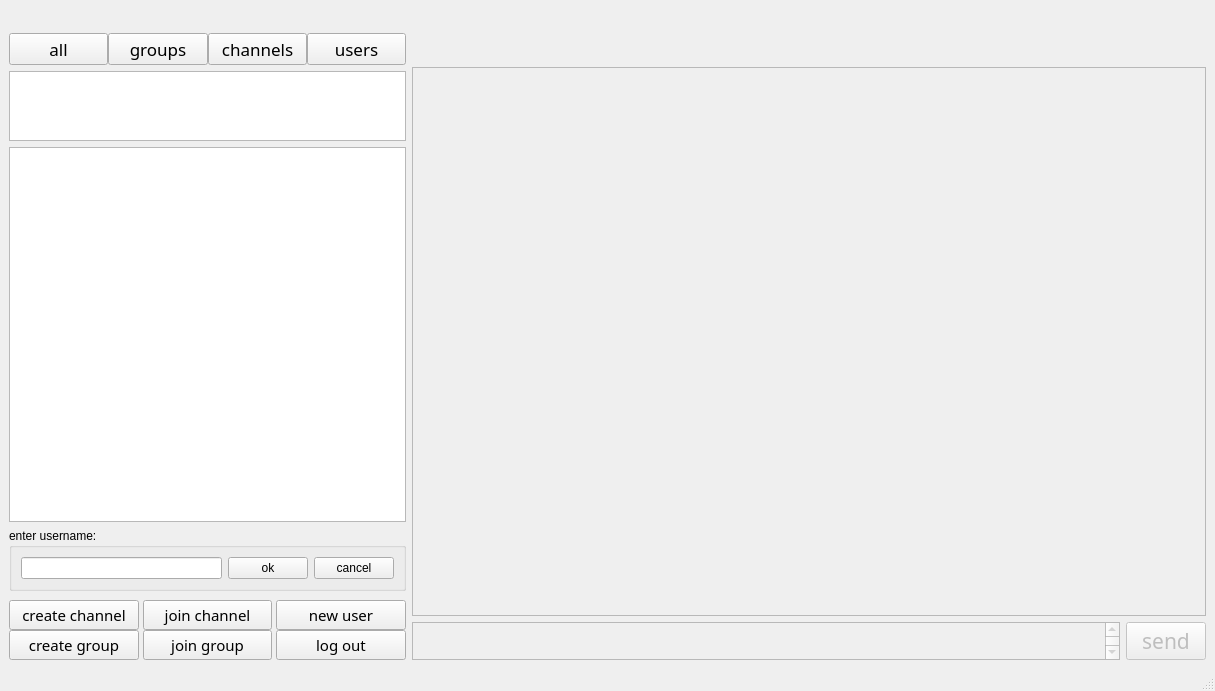
SeyedAliamiri/Messenger_cpp-31-_9, file messenger/main_page.ui: the form before one commit.
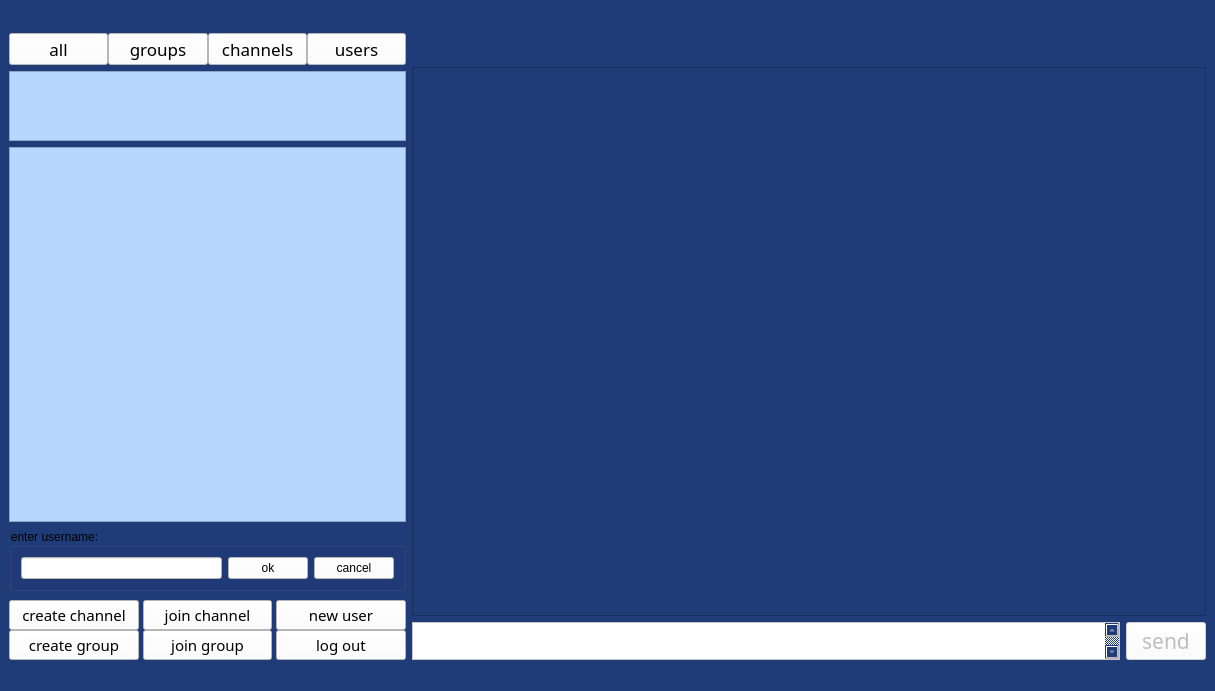
The form after the commit.

Diff of the .ui file:
```diff
--- a/messenger/main_page.ui
+++ b/messenger/main_page.ui
@@ -13,6 +13,10 @@
   <property name="windowTitle">
    <string>MainWindow</string>
   </property>
+  <property name="styleSheet">
+   <string notr="true">background-color: rgb(31, 59, 120);
+</string>
+  </property>
   <widget class="QWidget" name="centralwidget">
    <layout class="QVBoxLayout" name="verticalLayout_3">
     <item>
@@ -40,6 +44,9 @@
               <pointsize>13</pointsize>
              </font>
             </property>
+            <property name="styleSheet">
+             <string notr="true">background-color: rgb(255, 255, 255);</string>
+            </property>
             <property name="text">
              <string>all</string>
             </property>
@@ -53,6 +60,9 @@
               <pointsize>13</pointsize>
              </font>
             </property>
+            <property name="styleSheet">
+             <string notr="true">background-color: rgb(255, 255, 255);</string>
+            </property>
             <property name="text">
              <string>groups</string>
             </property>
@@ -66,6 +76,9 @@
               <pointsize>13</pointsize>
              </font>
             </property>
+            <property name="styleSheet">
+             <string notr="true">background-color: rgb(255, 255, 255);</string>
+            </property>
             <property name="text">
              <string>channels</string>
             </property>
@@ -79,6 +92,9 @@
               <pointsize>13</pointsize>
              </font>
             </property>
+            <property name="styleSheet">
+             <string notr="true">background-color: rgb(255, 255, 255);</string>
+            </property>
             <property name="text">
              <string>users</string>
             </property>
@@ -87,10 +103,17 @@
          </layout>
         </item>
         <item>
-         <widget class="QTextBrowser" name="network_status"/>
+         <widget class="QTextBrowser" name="network_status">
+          <property name="styleSheet">
+           <string notr="true">background-color: rgb(183, 215, 255);</string>
+          </property>
+         </widget>
         </item>
         <item>
          <widget class="QListWidget" name="member_list">
+          <property name="styleSheet">
+           <string notr="true">background-color: rgb(183, 215, 255);</string>
+          </property>
           <property name="frameShape">
            <enum>QFrame::StyledPanel</enum>
           </property>
@@ -114,10 +137,17 @@
               <number>0</number>
              </property>
              <item>
-              <widget class="QLineEdit" name="newuserlineEdit"/>
+              <widget class="QLineEdit" name="newuserlineEdit">
+               <property name="styleSheet">
+                <string notr="true">background-color: rgb(255, 255, 255);</string>
+               </property>
+              </widget>
              </item>
              <item>
               <widget class="QPushButton" name="newuserok">
+               <property name="styleSheet">
+                <string notr="true">background-color: rgb(255, 255, 255);</string>
+               </property>
                <property name="text">
                 <string>ok</string>
                </property>
@@ -125,6 +155,9 @@
              </item>
              <item>
               <widget class="QPushButton" name="newusercancel">
+               <property name="styleSheet">
+                <string notr="true">background-color: rgb(255, 255, 255);</string>
+               </property>
                <property name="text">
                 <string>cancel</string>
                </property>
@@ -157,6 +190,9 @@
               <pointsize>11</pointsize>
              </font>
             </property>
+            <property name="styleSheet">
+             <string notr="true">background-color: rgb(255, 255, 255);</string>
+            </property>
             <property name="text">
              <string>create group</string>
             </property>
@@ -176,6 +212,9 @@
               <pointsize>11</pointsize>
              </font>
             </property>
+            <property name="styleSheet">
+             <string notr="true">background-color: rgb(255, 255, 255);</string>
+            </property>
             <property name="text">
              <string>new user</string>
             </property>
@@ -195,6 +234,9 @@
               <pointsize>11</pointsize>
              </font>
             </property>
+            <property name="styleSheet">
+             <string notr="true">background-color: rgb(255, 255, 255);</string>
+            </property>
             <property name="text">
              <string>join group</string>
             </property>
@@ -214,6 +256,9 @@
               <pointsize>11</pointsize>
              </font>
             </property>
+            <property name="styleSheet">
+             <string notr="true">background-color: rgb(255, 255, 255);</string>
+            </property>
             <property name="text">
              <string>create channel</string>
             </property>
@@ -233,6 +278,9 @@
               <pointsize>11</pointsize>
              </font>
             </property>
+            <property name="styleSheet">
+             <string notr="true">background-color: rgb(255, 255, 255);</string>
+            </property>
             <property name="text">
              <string>join channel</string>
             </property>
@@ -246,6 +294,9 @@
               <pointsize>11</pointsize>
              </font>
             </property>
+            <property name="styleSheet">
+             <string notr="true">background-color: rgb(255, 255, 255);</string>
+            </property>
             <property name="text">
              <string>log out</string>
             </property>
@@ -283,6 +334,9 @@
               <bold>true</bold>
              </font>
             </property>
+            <property name="styleSheet">
+             <string notr="true">color: rgb(255, 255, 255);</string>
+            </property>
             <property name="text">
              <string/>
             </property>
@@ -342,6 +396,9 @@
               <pointsize>16</pointsize>
              </font>
             </property>
+            <property name="styleSheet">
+             <string notr="true">background-color: rgb(255, 255, 255);</string>
+            </property>
             <property name="html">
              <string>&lt;!DOCTYPE HTML PUBLIC &quot;-//W3C//DTD HTML 4.0//EN&quot; &quot;http://www.w3.org/TR/REC-html40/strict.dtd&quot;&gt;
 &lt;html&gt;&lt;head&gt;&lt;meta name=&quot;qrichtext&quot; content=&quot;1&quot; /&gt;&lt;meta charset=&quot;utf-8&quot; /&gt;&lt;style type=&quot;text/css&quot;&gt;
@@ -362,6 +419,9 @@
               <pointsize>16</pointsize>
              </font>
             </property>
+            <property name="styleSheet">
+             <string notr="true">background-color: rgb(255, 255, 255);</string>
+            </property>
             <property name="text">
              <string>send</string>
             </property>
```
